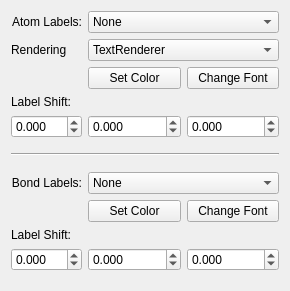
Qt form libavogadro/src/engines/labelsettingswidget.ui (cryos/avogadro) before a commit.
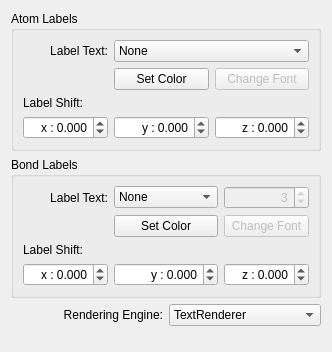
The same form after that commit.

Commit message: Enhanced label settings dialog

Diff of the .ui file:
```diff
--- a/libavogadro/src/engines/labelsettingswidget.ui
+++ b/libavogadro/src/engines/labelsettingswidget.ui
@@ -6,8 +6,8 @@
    <rect>
     <x>0</x>
     <y>0</y>
-    <width>290</width>
-    <height>291</height>
+    <width>330</width>
+    <height>352</height>
    </rect>
   </property>
   <property name="sizeIncrement">
@@ -17,18 +17,60 @@
    </size>
   </property>
   <layout class="QGridLayout">
-   <item row="13" column="1">
-    <spacer>
-     <property name="orientation">
-      <enum>Qt::Vertical</enum>
+   <item row="2" column="0">
+    <widget class="QLabel" name="label_3">
+     <property name="text">
+      <string>Rendering Engine:</string>
      </property>
-     <property name="sizeHint" stdset="0">
-      <size>
-       <width>20</width>
-       <height>40</height>
-      </size>
+     <property name="alignment">
+      <set>Qt::AlignRight|Qt::AlignTrailing|Qt::AlignVCenter</set>
      </property>
-    </spacer>
+    </widget>
+   </item>
+   <item row="2" column="1">
+    <widget class="QComboBox" name="textRendering">
+     <property name="sizePolicy">
+      <sizepolicy hsizetype="Preferred" vsizetype="Fixed">
+       <horstretch>0</horstretch>
+       <verstretch>0</verstretch>
+      </sizepolicy>
+     </property>
+     <item>
+      <property name="text">
+       <string>TextRenderer</string>
+      </property>
+     </item>
+     <item>
+      <property name="text">
+       <string>QPainter</string>
+      </property>
+     </item>
+    </widget>
+   </item>
+   <item row="0" column="0" colspan="2">
+    <widget class="QGroupBox" name="groupBox_2">
+     <property name="title">
+      <string>Atom Labels</string>
+     </property>
+     <layout class="QGridLayout" name="gridLayout_2">
+      <item row="0" column="0">
+       <widget class="QLabel" name="label">
+        <property name="sizePolicy">
+         <sizepolicy hsizetype="Minimum" vsizetype="Preferred">
+          <horstretch>0</horstretch>
+          <verstretch>0</verstretch>
+         </sizepolicy>
+        </property>
+        <property name="text">
+         <string>Label Text:</string>
+        </property>
+        <property name="textFormat">
+         <enum>Qt::AutoText</enum>
+        </property>
+        <property name="alignment">
+         <set>Qt::AlignRight|Qt::AlignTrailing|Qt::AlignVCenter</set>
+        </property>
+       </widget>
    </item>
    <item row="0" column="1" colspan="2">
     <widget class="QComboBox" name="atomType">
@@ -112,11 +154,45 @@
      </item>
     </widget>
    </item>
-   <item row="5" column="0">
+      <item row="2" column="0">
+       <widget class="QLabel" name="originLabel">
+        <property name="enabled">
+         <bool>true</bool>
+        </property>
+        <property name="sizePolicy">
+         <sizepolicy hsizetype="Minimum" vsizetype="Preferred">
+          <horstretch>0</horstretch>
+          <verstretch>0</verstretch>
+         </sizepolicy>
+        </property>
+        <property name="text">
+         <string>Label Shift:</string>
+        </property>
+        <property name="textFormat">
+         <enum>Qt::AutoText</enum>
+        </property>
+        <property name="alignment">
+         <set>Qt::AlignLeading|Qt::AlignLeft|Qt::AlignVCenter</set>
+        </property>
+       </widget>
+      </item>
+      <item row="3" column="0">
     <widget class="QDoubleSpinBox" name="xDisplSpinBox">
      <property name="enabled">
       <bool>true</bool>
      </property>
+        <property name="minimumSize">
+         <size>
+          <width>85</width>
+          <height>0</height>
+         </size>
+        </property>
+        <property name="alignment">
+         <set>Qt::AlignRight|Qt::AlignTrailing|Qt::AlignVCenter</set>
+        </property>
+        <property name="prefix">
+         <string>x : </string>
+        </property>
      <property name="decimals">
       <number>3</number>
      </property>
@@ -131,11 +207,63 @@
      </property>
     </widget>
    </item>
-   <item row="5" column="2">
+      <item row="3" column="1">
+       <widget class="QDoubleSpinBox" name="yDisplSpinBox">
+        <property name="enabled">
+         <bool>true</bool>
+        </property>
+        <property name="sizePolicy">
+         <sizepolicy hsizetype="Preferred" vsizetype="Fixed">
+          <horstretch>0</horstretch>
+          <verstretch>0</verstretch>
+         </sizepolicy>
+        </property>
+        <property name="minimumSize">
+         <size>
+          <width>85</width>
+          <height>0</height>
+         </size>
+        </property>
+        <property name="alignment">
+         <set>Qt::AlignRight|Qt::AlignTrailing|Qt::AlignVCenter</set>
+        </property>
+        <property name="prefix">
+         <string>y : </string>
+        </property>
+        <property name="decimals">
+         <number>3</number>
+        </property>
+        <property name="minimum">
+         <double>-99.989999999999995</double>
+        </property>
+        <property name="singleStep">
+         <double>0.020000000000000</double>
+        </property>
+       </widget>
+      </item>
+      <item row="3" column="2">
     <widget class="QDoubleSpinBox" name="zDisplSpinBox">
      <property name="enabled">
       <bool>true</bool>
      </property>
+        <property name="sizePolicy">
+         <sizepolicy hsizetype="Preferred" vsizetype="Fixed">
+          <horstretch>0</horstretch>
+          <verstretch>0</verstretch>
+         </sizepolicy>
+        </property>
+        <property name="minimumSize">
+         <size>
+          <width>85</width>
+          <height>0</height>
+         </size>
+        </property>
+        <property name="alignment">
+         <set>Qt::AlignRight|Qt::AlignTrailing|Qt::AlignVCenter</set>
+        </property>
+        <property name="prefix">
+         <string>z : </string>
+        </property>
      <property name="decimals">
       <number>3</number>
      </property>
@@ -147,7 +275,33 @@
      </property>
     </widget>
    </item>
-   <item row="9" column="0">
+      <item row="1" column="1">
+       <widget class="QPushButton" name="atomColor">
+        <property name="text">
+         <string>Set Color</string>
+        </property>
+       </widget>
+      </item>
+      <item row="1" column="2">
+       <widget class="QPushButton" name="atomFont">
+        <property name="enabled">
+         <bool>false</bool>
+        </property>
+        <property name="text">
+         <string>Change Font</string>
+        </property>
+       </widget>
+      </item>
+     </layout>
+    </widget>
+   </item>
+   <item row="1" column="0" colspan="2">
+    <widget class="QGroupBox" name="groupBox">
+     <property name="title">
+      <string>Bond Labels</string>
+     </property>
+     <layout class="QGridLayout" name="gridLayout">
+      <item row="0" column="0">
     <widget class="QLabel" name="label_2">
      <property name="sizePolicy">
       <sizepolicy hsizetype="Minimum" vsizetype="Preferred">
@@ -156,7 +310,7 @@
       </sizepolicy>
      </property>
      <property name="text">
-      <string>Bond Labels:</string>
+         <string>Label Text:</string>
      </property>
      <property name="textFormat">
       <enum>Qt::AutoText</enum>
@@ -166,42 +320,7 @@
      </property>
     </widget>
    </item>
-   <item row="5" column="1">
-    <widget class="QDoubleSpinBox" name="yDisplSpinBox">
-     <property name="enabled">
-      <bool>true</bool>
-     </property>
-     <property name="decimals">
-      <number>3</number>
-     </property>
-     <property name="minimum">
-      <double>-99.989999999999995</double>
-     </property>
-     <property name="singleStep">
-      <double>0.020000000000000</double>
-     </property>
-    </widget>
-   </item>
-   <item row="0" column="0">
-    <widget class="QLabel" name="label">
-     <property name="sizePolicy">
-      <sizepolicy hsizetype="Minimum" vsizetype="Preferred">
-       <horstretch>0</horstretch>
-       <verstretch>0</verstretch>
-      </sizepolicy>
-     </property>
-     <property name="text">
-      <string>Atom Labels:</string>
-     </property>
-     <property name="textFormat">
-      <enum>Qt::AutoText</enum>
-     </property>
-     <property name="alignment">
-      <set>Qt::AlignRight|Qt::AlignTrailing|Qt::AlignVCenter</set>
-     </property>
-    </widget>
-   </item>
-   <item row="9" column="1" colspan="2">
+      <item row="0" column="1">
     <widget class="QComboBox" name="bondType">
      <property name="sizePolicy">
       <sizepolicy hsizetype="Preferred" vsizetype="Fixed">
@@ -248,106 +367,68 @@
      </item>
     </widget>
    </item>
-   <item row="6" column="1">
-    <spacer name="verticalSpacer">
-     <property name="orientation">
-      <enum>Qt::Vertical</enum>
-     </property>
-     <property name="sizeHint" stdset="0">
-      <size>
-       <width>20</width>
-       <height>40</height>
-      </size>
-     </property>
-    </spacer>
-   </item>
-   <item row="2" column="2">
-    <widget class="QPushButton" name="atomFont">
-     <property name="text">
-      <string>Change Font</string>
-     </property>
-    </widget>
-   </item>
-   <item row="2" column="1">
-    <widget class="QPushButton" name="atomColor">
-     <property name="text">
-      <string>Set Color</string>
-     </property>
-    </widget>
-   </item>
-   <item row="10" column="1">
+      <item row="1" column="1">
     <widget class="QPushButton" name="bondColor">
      <property name="text">
       <string>Set Color</string>
      </property>
     </widget>
    </item>
-   <item row="10" column="2">
+      <item row="1" column="2">
     <widget class="QPushButton" name="bondFont">
+        <property name="enabled">
+         <bool>false</bool>
+        </property>
      <property name="text">
       <string>Change Font</string>
      </property>
     </widget>
    </item>
    <item row="2" column="0">
-    <widget class="QLabel" name="atomLabel">
-     <property name="sizePolicy">
-      <sizepolicy hsizetype="Minimum" vsizetype="Preferred">
-       <horstretch>0</horstretch>
-       <verstretch>0</verstretch>
-      </sizepolicy>
-     </property>
-     <property name="frameShape">
-      <enum>QFrame::NoFrame</enum>
-     </property>
-     <property name="midLineWidth">
-      <number>0</number>
-     </property>
-     <property name="text">
-      <string/>
-     </property>
-     <property name="textFormat">
-      <enum>Qt::RichText</enum>
-     </property>
-     <property name="alignment">
-      <set>Qt::AlignCenter</set>
-     </property>
-    </widget>
-   </item>
-   <item row="10" column="0">
-    <widget class="QLabel" name="bondLabel">
+       <widget class="QLabel" name="originLabel">
+        <property name="enabled">
+         <bool>true</bool>
+        </property>
      <property name="sizePolicy">
       <sizepolicy hsizetype="Minimum" vsizetype="Preferred">
        <horstretch>0</horstretch>
        <verstretch>0</verstretch>
       </sizepolicy>
      </property>
-     <property name="frameShape">
-      <enum>QFrame::NoFrame</enum>
-     </property>
      <property name="text">
-      <string/>
+         <string>Label Shift:</string>
      </property>
      <property name="textFormat">
-      <enum>Qt::RichText</enum>
+         <enum>Qt::AutoText</enum>
      </property>
      <property name="alignment">
-      <set>Qt::AlignCenter</set>
+         <set>Qt::AlignLeading|Qt::AlignLeft|Qt::AlignVCenter</set>
      </property>
     </widget>
    </item>
-   <item row="7" column="0" colspan="3">
-    <widget class="Line" name="line">
-     <property name="orientation">
-      <enum>Qt::Horizontal</enum>
-     </property>
-    </widget>
-   </item>
-   <item row="12" column="0">
+      <item row="3" column="0">
     <widget class="QDoubleSpinBox" name="xBondDisplSpinBox">
      <property name="enabled">
       <bool>true</bool>
      </property>
+        <property name="sizePolicy">
+         <sizepolicy hsizetype="Preferred" vsizetype="Fixed">
+          <horstretch>0</horstretch>
+          <verstretch>0</verstretch>
+         </sizepolicy>
+        </property>
+        <property name="minimumSize">
+         <size>
+          <width>85</width>
+          <height>0</height>
+         </size>
+        </property>
+        <property name="alignment">
+         <set>Qt::AlignRight|Qt::AlignTrailing|Qt::AlignVCenter</set>
+        </property>
+        <property name="prefix">
+         <string>x : </string>
+        </property>
      <property name="decimals">
       <number>3</number>
      </property>
@@ -362,11 +443,29 @@
      </property>
     </widget>
    </item>
-   <item row="12" column="1">
+      <item row="3" column="1">
     <widget class="QDoubleSpinBox" name="yBondDisplSpinBox">
      <property name="enabled">
       <bool>true</bool>
      </property>
+        <property name="sizePolicy">
+         <sizepolicy hsizetype="Preferred" vsizetype="Fixed">
+          <horstretch>0</horstretch>
+          <verstretch>0</verstretch>
+         </sizepolicy>
+        </property>
+        <property name="minimumSize">
+         <size>
+          <width>85</width>
+          <height>0</height>
+         </size>
+        </property>
+        <property name="alignment">
+         <set>Qt::AlignRight|Qt::AlignTrailing|Qt::AlignVCenter</set>
+        </property>
+        <property name="prefix">
+         <string>y : </string>
+        </property>
      <property name="decimals">
       <number>3</number>
      </property>
@@ -378,11 +477,29 @@
      </property>
     </widget>
    </item>
-   <item row="12" column="2">
+      <item row="3" column="2">
     <widget class="QDoubleSpinBox" name="zBondDisplSpinBox">
      <property name="enabled">
       <bool>true</bool>
      </property>
+        <property name="sizePolicy">
+         <sizepolicy hsizetype="Preferred" vsizetype="Fixed">
+          <horstretch>0</horstretch>
+          <verstretch>0</verstretch>
+         </sizepolicy>
+        </property>
+        <property name="minimumSize">
+         <size>
+          <width>85</width>
+          <height>0</height>
+         </size>
+        </property>
+        <property name="alignment">
+         <set>Qt::AlignRight|Qt::AlignTrailing|Qt::AlignVCenter</set>
+        </property>
+        <property name="prefix">
+         <string>z : </string>
+        </property>
      <property name="decimals">
       <number>3</number>
      </property>
@@ -394,90 +511,38 @@
      </property>
     </widget>
    </item>
-   <item row="11" column="0">
-    <widget class="QLabel" name="originLabel">
+      <item row="0" column="2">
+       <widget class="QSpinBox" name="lengthPrecision">
      <property name="enabled">
-      <bool>true</bool>
-     </property>
-     <property name="sizePolicy">
-      <sizepolicy hsizetype="Minimum" vsizetype="Preferred">
-       <horstretch>0</horstretch>
-       <verstretch>0</verstretch>
-      </sizepolicy>
-     </property>
-     <property name="text">
-      <string>Label Shift:</string>
-     </property>
-     <property name="textFormat">
-      <enum>Qt::AutoText</enum>
-     </property>
-     <property name="alignment">
-      <set>Qt::AlignLeading|Qt::AlignLeft|Qt::AlignVCenter</set>
-     </property>
-    </widget>
-   </item>
-   <item row="4" column="0">
-    <widget class="QLabel" name="originLabel">
-     <property name="enabled">
-      <bool>true</bool>
-     </property>
-     <property name="sizePolicy">
-      <sizepolicy hsizetype="Minimum" vsizetype="Preferred">
-       <horstretch>0</horstretch>
-       <verstretch>0</verstretch>
-      </sizepolicy>
-     </property>
-     <property name="text">
-      <string>Label Shift:</string>
-     </property>
-     <property name="textFormat">
-      <enum>Qt::AutoText</enum>
-     </property>
-     <property name="alignment">
-      <set>Qt::AlignLeading|Qt::AlignLeft|Qt::AlignVCenter</set>
-     </property>
+         <bool>false</bool>
+        </property>
+        <property name="alignment">
+         <set>Qt::AlignRight|Qt::AlignTrailing|Qt::AlignVCenter</set>
+        </property>
+        <property name="maximum">
+         <number>8</number>
+        </property>
+        <property name="value">
+         <number>3</number>
+        </property>
+       </widget>
+      </item>
+     </layout>
     </widget>
    </item>
-   <item row="8" column="1">
-    <spacer name="verticalSpacer_2">
+   <item row="3" column="0">
+    <spacer name="verticalSpacer">
      <property name="orientation">
       <enum>Qt::Vertical</enum>
      </property>
      <property name="sizeHint" stdset="0">
       <size>
        <width>20</width>
-       <height>40</height>
+       <height>20</height>
       </size>
      </property>
     </spacer>
    </item>
-   <item row="1" column="1" colspan="2">
-    <widget class="QComboBox" name="atomRendering">
-     <property name="sizePolicy">
-      <sizepolicy hsizetype="Preferred" vsizetype="Fixed">
-       <horstretch>0</horstretch>
-       <verstretch>0</verstretch>
-      </sizepolicy>
-     </property>
-     <item>
-      <property name="text">
-       <string>TextRenderer</string>
-      </property>
-     </item>
-     <item>
-      <property name="text">
-       <string>Qt</string>
-      </property>
-     </item>
-    </widget>
-   </item>
-   <item row="1" column="0">
-    <widget class="QLabel" name="label_3">
-     <property name="text">
-      <string>Rendering</string>
-     </property>
-    </widget>
-   </item>
   </layout>
  </widget>
  <resources/>
```
Lines whose indentation alone changed are shown as unchanged. The commit also changes 2 other files.
